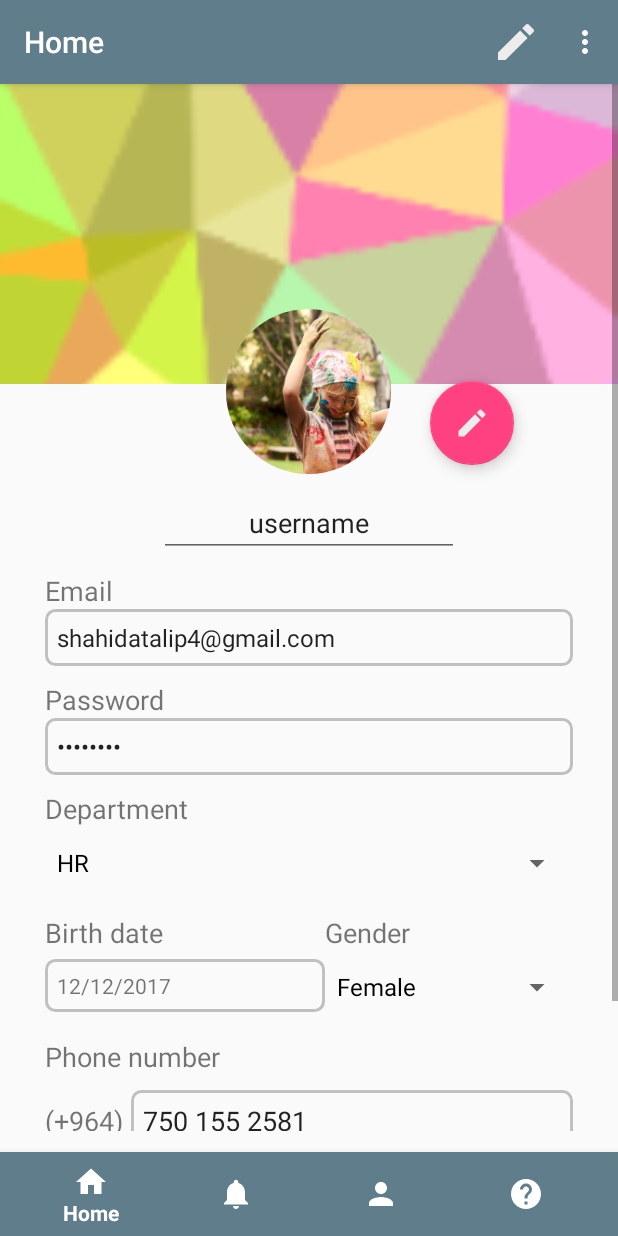
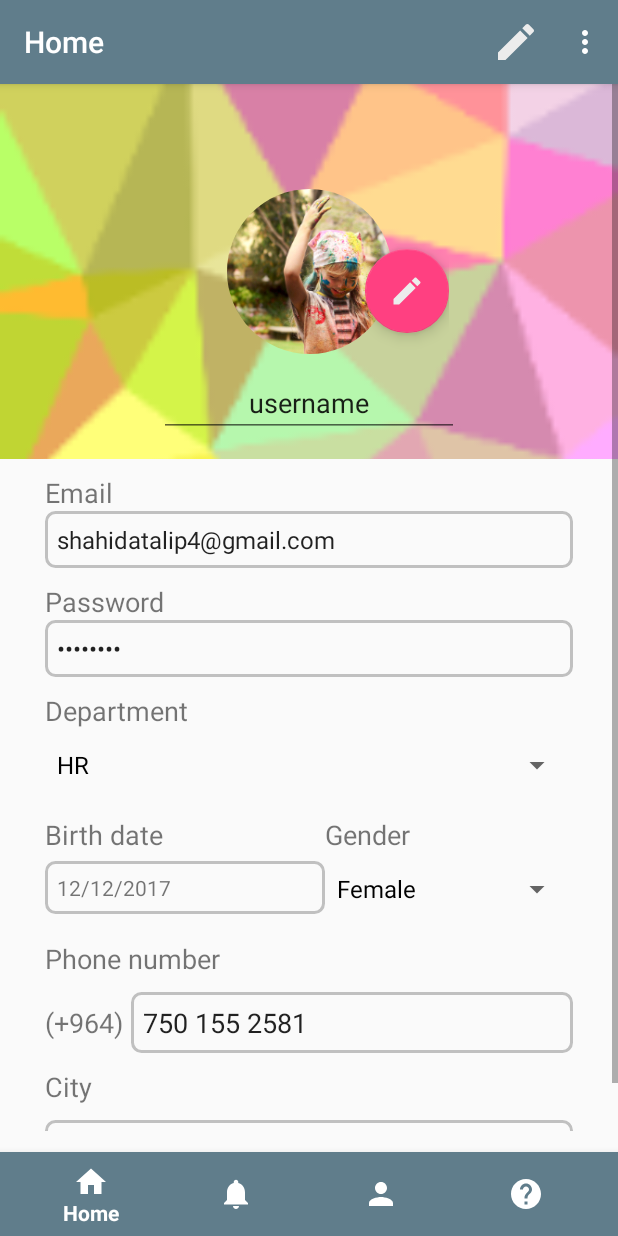
Before and after one commit to YousraMahid/VotingSystemV1, an Android app: the fragment ProFragment placed in its activity, on a phone screen of 412 x 824 dp. Run offline under Robolectric (Android 15) with nearby library versions, the phone set to English and light mode, and no system bars; plain views replace CircularImageView.

Commit message:
change position of change photo icon

```diff
--- a/app/src/main/res/layout/fragment_.xml
+++ b/app/src/main/res/layout/fragment_.xml
@@ -13,24 +13,30 @@
         android:layout_marginBottom="10dp">
 
 
-        <RelativeLayout
+        <android.support.constraint.ConstraintLayout
             android:layout_width="match_parent"
             android:layout_height="wrap_content">
 
             <ImageView
                 android:id="@+id/cover_photo"
                 android:layout_width="match_parent"
-                android:layout_height="200dp"
+                android:layout_height="250dp"
                 android:scaleType="centerCrop"
                 android:src="@drawable/unnamed" />
+            <RelativeLayout
+                android:id="@+id/relative"
+                android:layout_width="wrap_content"
+                android:layout_height="wrap_content"
+                app:layout_constraintRight_toRightOf="@id/cover_photo"
+                app:layout_constraintLeft_toLeftOf="@id/cover_photo"
+                app:layout_constraintBottom_toBottomOf="@id/cover_photo"
+                app:layout_constraintTop_toTopOf="@id/cover_photo">
 
             <com.github.siyamed.shapeimageview.CircularImageView
                 android:id="@+id/profile_photo"
                 android:layout_width="130dp"
                 android:layout_height="130dp"
-                android:layout_below="@id/cover_photo"
                 android:layout_centerHorizontal="true"
-                android:layout_marginTop="-60dp"
                 android:padding="10dp"
                 android:scaleType="centerInside"
                 android:src="@drawable/coverphoto"
@@ -41,11 +47,19 @@
                 android:id="@+id/fab_edit_profile"
                 android:layout_width="wrap_content"
                 android:layout_height="wrap_content"
-                android:layout_margin="@dimen/activity_horizontal_margin"
+                android:layout_toRightOf="@id/profile_photo"
+                android:layout_marginTop="50dp"
                 app:srcCompat="@drawable/ic_edit_black_24dp"
-                android:layout_toRightOf="@id/profile_photo"
-                android:layout_alignBottom="@id/profile_photo"
-               />
+                 />
+            </RelativeLayout>
+            <EditText
+                android:layout_width="200dp"
+                android:layout_height="wrap_content"
+                app:layout_constraintLeft_toLeftOf="@id/relative"
+                app:layout_constraintRight_toRightOf="@id/relative"
+                app:layout_constraintTop_toBottomOf="@id/relative"
+                android:textAlignment="center"
+                android:text="username" />
 
             <!--<TextView-->
                 <!--android:layout_width="wrap_content"-->
@@ -59,14 +73,9 @@
                 <!--android:layout_alignBottom="@id/profile_photo"-->
                 <!--android:layout_marginLeft="-87dp"-->
                 <!--android:background="@drawable/edit_text_view"/>-->
-        </RelativeLayout>
+        </android.support.constraint.ConstraintLayout>
 
-        <EditText
-            android:layout_width="200dp"
-            android:layout_height="wrap_content"
-            android:layout_gravity="center"
-            android:textAlignment="center"
-            android:text="username" />
+
         <LinearLayout
             android:layout_width="match_parent"
             android:layout_height="wrap_content"
```
